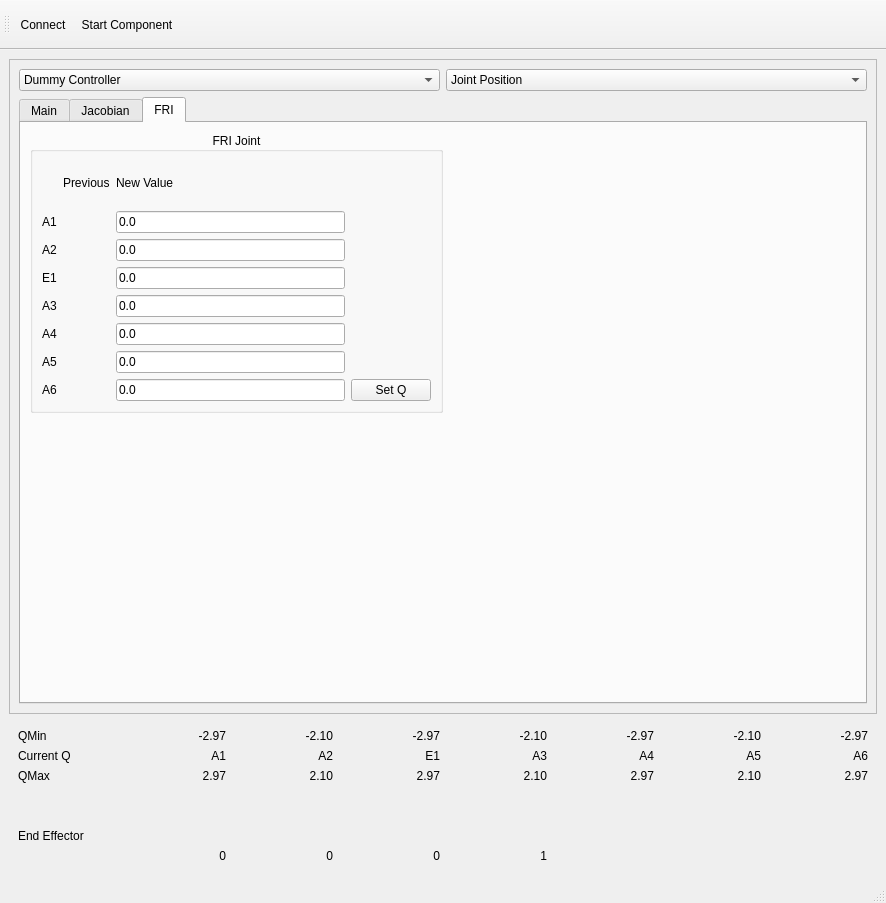
Old version of the form kukademo.ui in the repository ISIR-SYROCO/kuka_ui_demo.
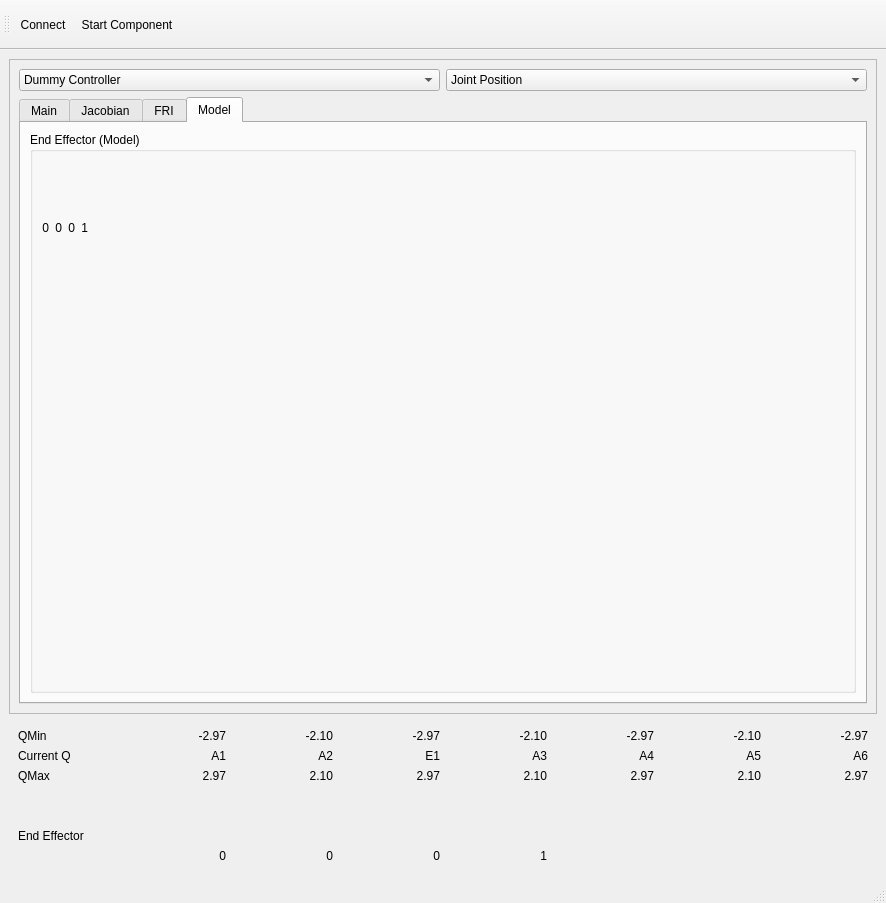
New version of the form.

Commit message: Add End effector rotation monitoring

```diff
--- a/kukademo.ui
+++ b/kukademo.ui
@@ -38,7 +38,7 @@
           <item row="1" column="0">
            <widget class="QTabWidget" name="tabWidget">
             <property name="currentIndex">
-             <number>2</number>
+             <number>3</number>
             </property>
             <widget class="QWidget" name="main">
              <attribute name="title">
@@ -1188,6 +1188,216 @@
               </item>
              </layout>
             </widget>
+            <widget class="QWidget" name="tab_2">
+             <attribute name="title">
+              <string>Model</string>
+             </attribute>
+             <layout class="QGridLayout" name="gridLayout_23">
+              <item row="0" column="0">
+               <layout class="QGridLayout" name="gridLayout_22">
+                <item row="0" column="0">
+                 <widget class="QGroupBox" name="groupBox_7">
+                  <property name="title">
+                   <string>End Effector (Model)</string>
+                  </property>
+                  <layout class="QGridLayout" name="gridLayout_27">
+                   <item row="0" column="0">
+                    <layout class="QGridLayout" name="gridLayout_24">
+                     <item row="0" column="2">
+                      <widget class="QLabel" name="MeeModel02">
+                       <property name="text">
+                        <string/>
+                       </property>
+                       <property name="alignment">
+                        <set>Qt::AlignRight|Qt::AlignTrailing|Qt::AlignVCenter</set>
+                       </property>
+                      </widget>
+                     </item>
+                     <item row="0" column="1">
+                      <widget class="QLabel" name="MeeModel01">
+                       <property name="text">
+                        <string/>
+                       </property>
+                       <property name="alignment">
+                        <set>Qt::AlignRight|Qt::AlignTrailing|Qt::AlignVCenter</set>
+                       </property>
+                      </widget>
+                     </item>
+                     <item row="2" column="3">
+                      <widget class="QLabel" name="MeeModel23">
+                       <property name="text">
+                        <string/>
+                       </property>
+                       <property name="alignment">
+                        <set>Qt::AlignRight|Qt::AlignTrailing|Qt::AlignVCenter</set>
+                       </property>
+                      </widget>
+                     </item>
+                     <item row="1" column="2">
+                      <widget class="QLabel" name="MeeModel12">
+                       <property name="text">
+                        <string/>
+                       </property>
+                       <property name="alignment">
+                        <set>Qt::AlignRight|Qt::AlignTrailing|Qt::AlignVCenter</set>
+                       </property>
+                      </widget>
+                     </item>
+                     <item row="0" column="0">
+                      <widget class="QLabel" name="MeeModel00">
+                       <property name="text">
+                        <string/>
+                       </property>
+                       <property name="alignment">
+                        <set>Qt::AlignRight|Qt::AlignTrailing|Qt::AlignVCenter</set>
+                       </property>
+                      </widget>
+                     </item>
+                     <item row="2" column="2">
+                      <widget class="QLabel" name="MeeModel22">
+                       <property name="text">
+                        <string/>
+                       </property>
+                       <property name="alignment">
+                        <set>Qt::AlignRight|Qt::AlignTrailing|Qt::AlignVCenter</set>
+                       </property>
+                      </widget>
+                     </item>
+                     <item row="1" column="1">
+                      <widget class="QLabel" name="MeeModel11">
+                       <property name="text">
+                        <string/>
+                       </property>
+                       <property name="alignment">
+                        <set>Qt::AlignRight|Qt::AlignTrailing|Qt::AlignVCenter</set>
+                       </property>
+                      </widget>
+                     </item>
+                     <item row="1" column="3">
+                      <widget class="QLabel" name="MeeModel13">
+                       <property name="text">
+                        <string/>
+                       </property>
+                       <property name="alignment">
+                        <set>Qt::AlignRight|Qt::AlignTrailing|Qt::AlignVCenter</set>
+                       </property>
+                      </widget>
+                     </item>
+                     <item row="2" column="0">
+                      <widget class="QLabel" name="MeeModel20">
+                       <property name="text">
+                        <string/>
+                       </property>
+                       <property name="alignment">
+                        <set>Qt::AlignRight|Qt::AlignTrailing|Qt::AlignVCenter</set>
+                       </property>
+                      </widget>
+                     </item>
+                     <item row="2" column="1">
+                      <widget class="QLabel" name="MeeModel21">
+                       <property name="text">
+                        <string/>
+                       </property>
+                       <property name="alignment">
+                        <set>Qt::AlignRight|Qt::AlignTrailing|Qt::AlignVCenter</set>
+                       </property>
+                      </widget>
+                     </item>
+                     <item row="1" column="0">
+                      <widget class="QLabel" name="MeeModel10">
+                       <property name="text">
+                        <string/>
+                       </property>
+                       <property name="alignment">
+                        <set>Qt::AlignRight|Qt::AlignTrailing|Qt::AlignVCenter</set>
+                       </property>
+                      </widget>
+                     </item>
+                     <item row="0" column="3">
+                      <widget class="QLabel" name="MeeModel03">
+                       <property name="text">
+                        <string/>
+                       </property>
+                       <property name="alignment">
+                        <set>Qt::AlignRight|Qt::AlignTrailing|Qt::AlignVCenter</set>
+                       </property>
+                      </widget>
+                     </item>
+                     <item row="3" column="0">
+                      <widget class="QLabel" name="label_52">
+                       <property name="text">
+                        <string>0</string>
+                       </property>
+                       <property name="alignment">
+                        <set>Qt::AlignRight|Qt::AlignTrailing|Qt::AlignVCenter</set>
+                       </property>
+                      </widget>
+                     </item>
+                     <item row="3" column="1">
+                      <widget class="QLabel" name="label_53">
+                       <property name="text">
+                        <string>0</string>
+                       </property>
+                       <property name="alignment">
+                        <set>Qt::AlignRight|Qt::AlignTrailing|Qt::AlignVCenter</set>
+                       </property>
+                      </widget>
+                     </item>
+                     <item row="3" column="2">
+                      <widget class="QLabel" name="label_54">
+                       <property name="text">
+                        <string>0</string>
+                       </property>
+                       <property name="alignment">
+                        <set>Qt::AlignRight|Qt::AlignTrailing|Qt::AlignVCenter</set>
+                       </property>
+                      </widget>
+                     </item>
+                     <item row="3" column="3">
+                      <widget class="QLabel" name="label_56">
+                       <property name="text">
+                        <string>1</string>
+                       </property>
+                       <property name="alignment">
+                        <set>Qt::AlignRight|Qt::AlignTrailing|Qt::AlignVCenter</set>
+                       </property>
+                      </widget>
+                     </item>
+                    </layout>
+                   </item>
+                   <item row="0" column="1">
+                    <spacer name="horizontalSpacer_2">
+                     <property name="orientation">
+                      <enum>Qt::Horizontal</enum>
+                     </property>
+                     <property name="sizeHint" stdset="0">
+                      <size>
+                       <width>40</width>
+                       <height>20</height>
+                      </size>
+                     </property>
+                    </spacer>
+                   </item>
+                   <item row="1" column="0">
+                    <spacer name="verticalSpacer_3">
+                     <property name="orientation">
+                      <enum>Qt::Vertical</enum>
+                     </property>
+                     <property name="sizeHint" stdset="0">
+                      <size>
+                       <width>20</width>
+                       <height>40</height>
+                      </size>
+                     </property>
+                    </spacer>
+                   </item>
+                  </layout>
+                 </widget>
+                </item>
+               </layout>
+              </item>
+             </layout>
+            </widget>
            </widget>
           </item>
           <item row="0" column="0">
```
The commit also changes 1 other file.
